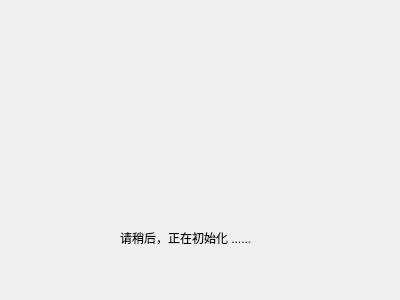
First picture: the form in src/initialize/DialogInitialize.ui, repository MasterFan2/Knowledge, before the edit.
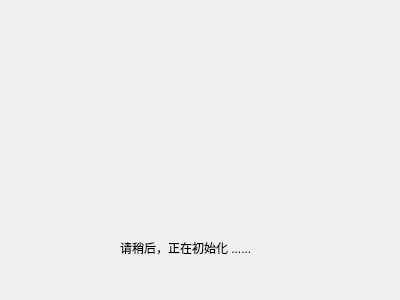
Second picture: the form after the edit.

What changed in the file:
```diff
--- a/src/initialize/DialogInitialize.ui
+++ b/src/initialize/DialogInitialize.ui
@@ -16,10 +16,10 @@
   <widget class="QLabel" name="labelGif">
    <property name="geometry">
     <rect>
-     <x>110</x>
-     <y>60</y>
-     <width>172</width>
-     <height>120</height>
+     <x>100</x>
+     <y>20</y>
+     <width>200</width>
+     <height>200</height>
     </rect>
    </property>
    <property name="text">
@@ -30,7 +30,7 @@
    <property name="geometry">
     <rect>
      <x>120</x>
-     <y>230</y>
+     <y>240</y>
      <width>171</width>
      <height>16</height>
     </rect>
```
Left out of the diff: 3 changed lines with no effect on the pictures.
